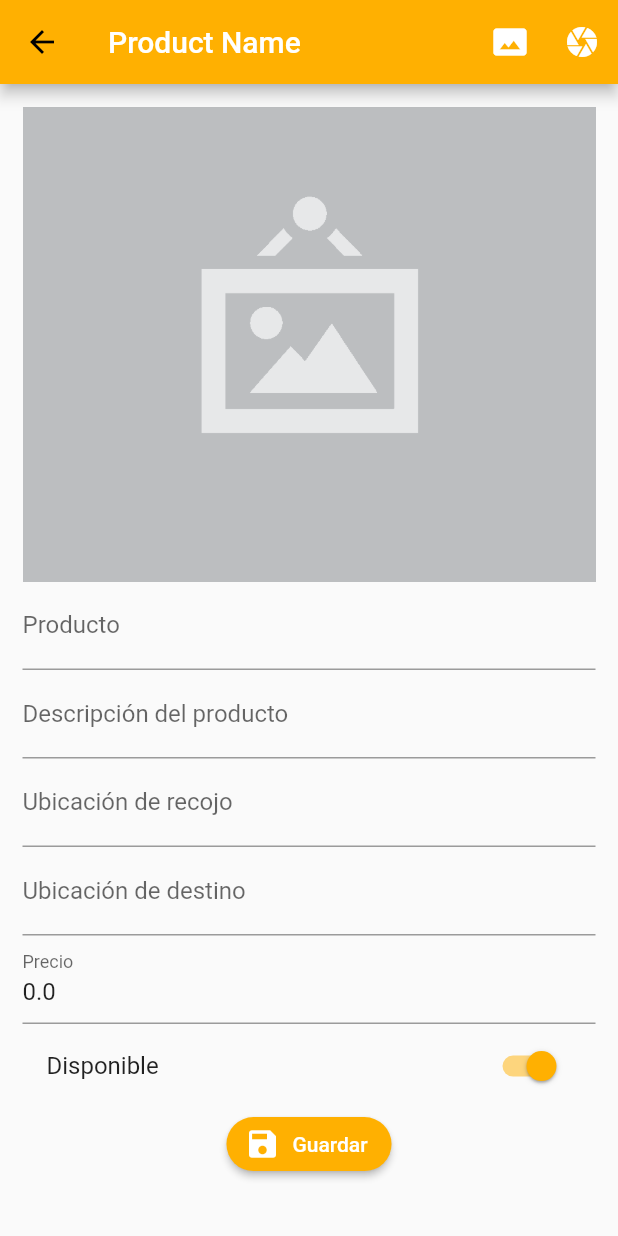
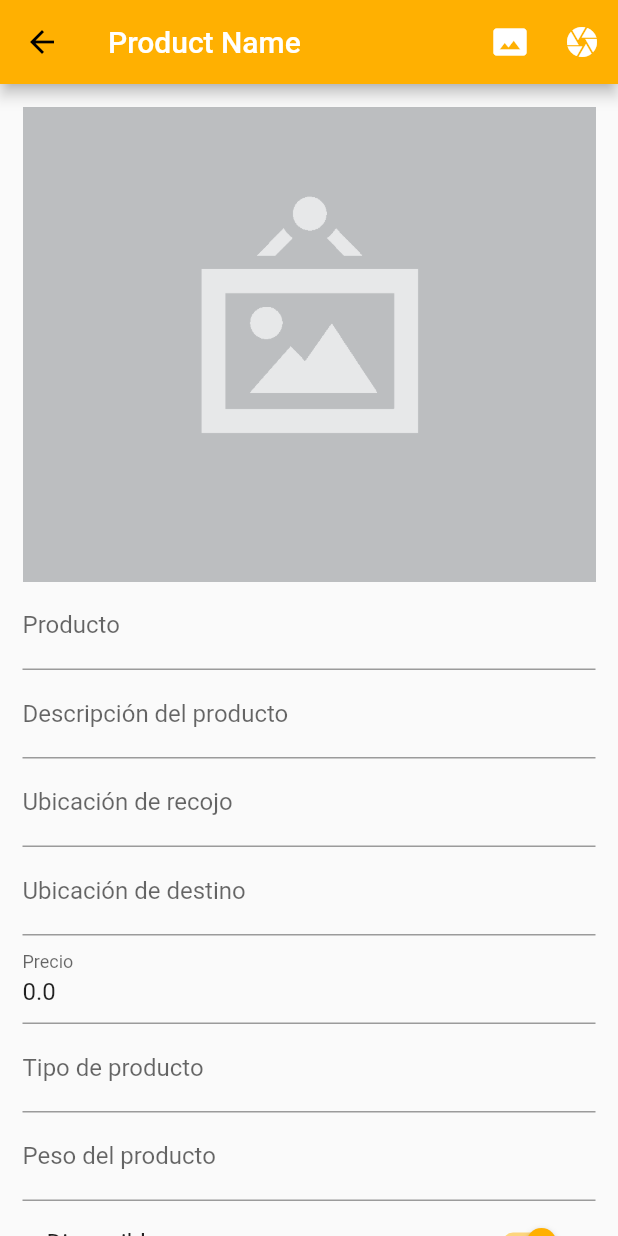
Before and after one commit to FabrizioAtiquipa/Underway, a Flutter app: the ProductoPage screen opened by its route, on a phone screen of 412 x 824 dp. Run offline on Flutter 3.47's test engine with Material 2 defaults, Android fonts, the phone set to English and light mode, and no system bars; our stand-ins replace curved_navigation_bar, dio, flutter_svg, google_maps_flutter, image_picker, location and 3 more; missing offline and left inert: flutter_polyline_points, mime_type; accounts and stored records are empty; network calls fail.

Commit message:
Manejando los datos de las cargas

```diff
--- a/lib/src/models/producto_model.dart
+++ b/lib/src/models/producto_model.dart
@@ -8,45 +8,53 @@ class ProductModel {
         this.id,
         this.foto,
         this.carga,
-        this.nombrecarga = '',
-        this.ubicacionInicio = '',
-        this.ubicacionDestino = '',
+        this.nombre_carga = '',
+        this.tipo = '',
+        this.ubicacion_inicio = '',
+        this.ubicacion_destino = '',
         this.precio = 0.0,
+        this.peso = '',
         this.disponible = true,
-        this.descripcionPedido,
+        this.descripcion_carga = '',
     });
 
     String id;
     String foto;
     String carga;
-    String nombrecarga;
-    String ubicacionInicio;
-    String ubicacionDestino;
+    String nombre_carga;
+    String tipo;
+    String ubicacion_inicio;
+    String ubicacion_destino;
     double precio;
+    String peso;
     bool disponible;
-    String descripcionPedido;
+    String descripcion_carga;
 
     factory ProductModel.fromJson(Map<String, dynamic> json) => ProductModel(
         id: json["id"],
         foto: json["foto"],
         carga: json["carga"],
-        nombrecarga: json["nombrecarga"],
-        ubicacionInicio: json["ubicacionInicio"],
-        ubicacionDestino: json["ubicacionDestino"],
+        nombre_carga: json["nombre_carga"],
+        tipo: json["tipo"],
+        ubicacion_inicio: json["ubicacion_inicio"],
+        ubicacion_destino: json["ubicacion_destino"],
         precio: json["precio"],
+        peso: json["peso"],
         disponible: json["disponible"],
-        descripcionPedido: json["descripcionPedido"],
+        descripcion_carga: json["descripcion_carga"],
     );
 
     Map<String, dynamic> toJson() => {
         //"id": id,
         "foto": foto,
         "carga": carga,
-        "nombrecarga": nombrecarga,
-        "ubicacionInicio": ubicacionInicio,
-        "ubicacionDestino": ubicacionDestino,
+        "nombre_carga": nombre_carga,
+        "tipo": tipo,
+        "ubicacion_inicio": ubicacion_inicio,
+        "ubicacion_destino": ubicacion_destino,
         "precio": precio,
+        "peso": peso,
         "disponible": disponible,
-        "descripcionPedido": descripcionPedido,
+        "descripcion_carga": descripcion_carga,
     };
 }
--- a/lib/src/pages/products/home_page.dart
+++ b/lib/src/pages/products/home_page.dart
@@ -103,8 +103,8 @@ class _HomePageState extends State<HomePage> {
                           fit: BoxFit.cover),
                   ListTile(
                     title:
-                        Text('${producto.nombrecarga} - S/.${producto.precio}'),
-                    subtitle: Text('${producto.descripcionPedido}'),
+                        Text('${producto.nombre_carga} - ${producto.tipo}'),
+                    subtitle: Text('${producto.descripcion_carga}'),
                     onTap: () => Navigator.pushNamed(context, 'producto',
                             arguments: producto)
                         .then((value) => setState(() {})),
--- a/lib/src/pages/products/product.dart
+++ b/lib/src/pages/products/product.dart
@@ -55,6 +55,8 @@ class _ProductoPageState extends State<ProductoPage> {
                       _crearDestinoInicio(),
                       _crearDestinoFin(),
                       _crearPrecio(),
+                      _crearTipo(),
+                      _crearPeso(),
                       _crearDisponoble(),
                       _crearBoton()
                     ],
@@ -64,10 +66,10 @@ class _ProductoPageState extends State<ProductoPage> {
 
   Widget _crearNombre() {
     return TextFormField(
-      initialValue: producto.nombrecarga,
+      initialValue: producto.nombre_carga,
       textCapitalization: TextCapitalization.sentences,
       decoration: InputDecoration(labelText: 'Producto'),
-      onSaved: (value) => producto.nombrecarga = value,
+      onSaved: (value) => producto.nombre_carga = value,
       validator: (value) {
         if (value.length < 3) {
           return 'Ingrese el nombre del producto';
@@ -80,10 +82,10 @@ class _ProductoPageState extends State<ProductoPage> {
 
   Widget _crearDestinoInicio() {
     return TextFormField(
-      initialValue: producto.ubicacionInicio,
+      initialValue: producto.ubicacion_inicio,
       textCapitalization: TextCapitalization.sentences,
       decoration: InputDecoration(labelText: 'Ubicación de recojo'),
-      onSaved: (value) => producto.ubicacionInicio = value,
+      onSaved: (value) => producto.ubicacion_inicio = value,
       validator: (value) {
         if (value.length < 3) {
           return 'Ingrese la ubicacion de donde se recogerá la carga';
@@ -96,10 +98,10 @@ class _ProductoPageState extends State<ProductoPage> {
 
   Widget _crearDestinoFin() {
     return TextFormField(
-      initialValue: producto.ubicacionDestino,
+      initialValue: producto.ubicacion_destino,
       textCapitalization: TextCapitalization.sentences,
       decoration: InputDecoration(labelText: 'Ubicación de destino'),
-      onSaved: (value) => producto.ubicacionDestino = value,
+      onSaved: (value) => producto.ubicacion_destino = value,
       validator: (value) {
         if (value.length < 3) {
           return 'Ingrese la ubicación a donde desea que llegue su carga';
@@ -112,13 +114,45 @@ class _ProductoPageState extends State<ProductoPage> {
 
   Widget _crearDescripcion() {
     return TextFormField(
-      initialValue: producto.descripcionPedido,
+      initialValue: producto.descripcion_carga,
       textCapitalization: TextCapitalization.sentences,
       decoration: InputDecoration(labelText: 'Descripción del producto'),
-      onSaved: (value) => producto.descripcionPedido = value,
+      onSaved: (value) => producto.descripcion_carga = value,
       validator: (value) {
         if (value.length < 3) {
           return 'Ingrese una breve descripción de su producto';
+        } else {
+          return null;
+        }
+      },
+    );
+  }
+
+   Widget _crearTipo() {
+    return TextFormField(
+      initialValue: producto.tipo,
+      textCapitalization: TextCapitalization.sentences,
+      decoration: InputDecoration(labelText: 'Tipo de producto'),
+      onSaved: (value) => producto.tipo = value,
+      validator: (value) {
+        if (value.length < 3) {
+          return 'Ingrese el tipo de producto';
+        } else {
+          return null;
+        }
+      },
+    );
+  }
+
+  Widget _crearPeso() {
+    return TextFormField(
+      initialValue: producto.peso,
+      textCapitalization: TextCapitalization.sentences,
+      decoration: InputDecoration(labelText: 'Peso del producto'),
+      onSaved: (value) => producto.peso = value,
+      validator: (value) {
+        if (value.length < 3) {
+          return 'Ingrese el peso del producto';
         } else {
           return null;
         }
--- a/lib/src/providers/productos_provider.dart
+++ b/lib/src/providers/productos_provider.dart
@@ -4,12 +4,14 @@ import 'package:mime_type/mime_type.dart';
 import 'dart:io';
 import 'package:http/http.dart' as http;
 import 'package:proyectounderway/src/models/producto_model.dart';
+import 'package:proyectounderway/src/utils/global_arguments.dart';
 
 class ProductosProvider {
   final String _url = 'underway-105f6-default-rtdb.firebaseio.com';
+  GlobalArguments _globalArguments = GlobalArguments();
 
   Future<bool> crearProducto(ProductModel producto) async {
-    final url = Uri.https(_url, 'cargas.json');
+    final url = Uri.https(_url, 'usuarios/${_globalArguments.uid}/cargas.json');
     final resp = await http.post(url, body: productModelToJson(producto));
     final decodedData = json.decode(resp.body);
     print(decodedData);
@@ -17,7 +19,7 @@ class ProductosProvider {
   }
 
   Future<List<ProductModel>> cargarProductos() async {
-    final url = Uri.https(_url, 'cargas.json');
+    final url = Uri.https(_url, 'usuarios/${_globalArguments.uid}/cargas.json');
     final resp = await http.get(url);
     final Map<String, dynamic> decodedData = json.decode(resp.body);
     final List<ProductModel> productos = new List();
--- a/lib/src/providers/usuario_provider.dart
+++ b/lib/src/providers/usuario_provider.dart
@@ -1,10 +1,12 @@
 import 'dart:convert';
 import 'package:http/http.dart' as http;
 import 'package:proyectounderway/src/preferencias_usuario/preferencias_usuario.dart';
+import 'package:proyectounderway/src/utils/global_arguments.dart';
 
 class UsuarioProvider {
   final String _firebaseToken = 'AIzaSyDDJx5rAms7z3WJqJtG7fChf9821c7y-3I';
   final _prefs = new PreferenciasUsuario();
+  GlobalArguments _globalArguments = GlobalArguments();
 
   Future<Map<String, dynamic>> login(String email, String password) async {
     final authData = {
@@ -20,6 +22,7 @@ class UsuarioProvider {
     print(decodedResp);
     if (decodedResp.containsKey('idToken')) {
       _prefs.token = decodedResp['idToken'];
+      _globalArguments.setUid(decodedResp['localId']);
       return {'ok': true, 'token': decodedResp['idToken']};
     } else {
       return {'ok': false, 'mensaje': decodedResp['error']['message']};
@@ -28,6 +31,8 @@ class UsuarioProvider {
 
   Future<Map<String, dynamic>> nuevoUsuario(
       String email, String password) async {
+    final url = Uri.https('underway-105f6-default-rtdb.firebaseio.com', 'usuarios.json');
+    //final resp = await http.post(url, body: productModelToJson(producto));
     final authData = {
       'email': email,
       'password': password,
--- /dev/null
+++ b/lib/src/utils/global_arguments.dart
@@ -0,0 +1,12 @@
+class GlobalArguments {
+
+  static final GlobalArguments _instance = GlobalArguments._internal();
+  factory GlobalArguments() => _instance;
+  GlobalArguments._internal() {
+    _uid = '';
+  }
+  String _uid;
+  String get uid => _uid;
+  set uid(String value) => uid = value;
+  void setUid(String newUid) => _uid = newUid;
+}
```
Also changed, not shown: pubspec.lock.
